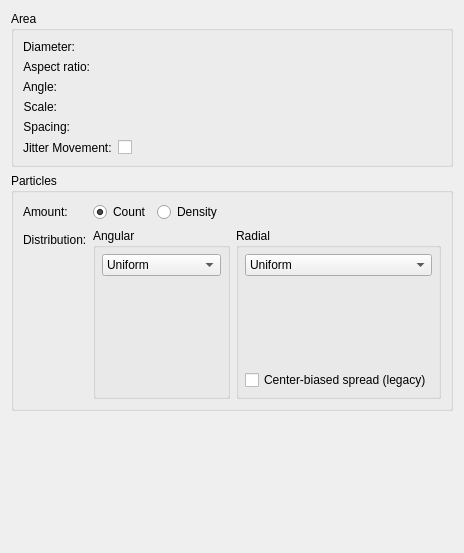
Old version of the form plugins/paintops/spray/wdgsprayoptions.ui in the repository KDE/krita.
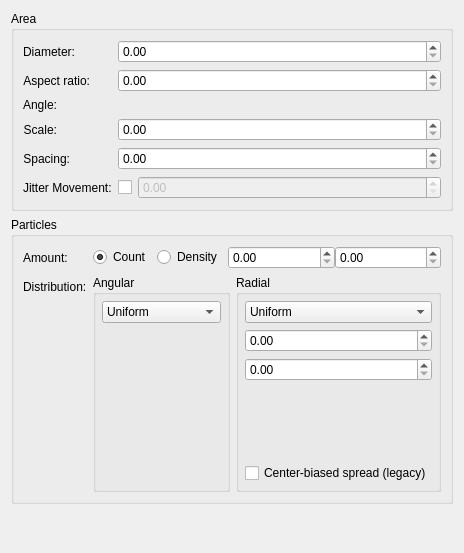
New version of the form. Custom widgets are drawn as their Qt base class.

Commit message:
ui: Fix Designer not rendering KisDoubleSliderSpinBox as QDoubleSpinBox
Part-of: <https://invent.kde.org/graphics/krita/-/merge_requests/1742>

```diff
--- a/plugins/paintops/spray/wdgsprayoptions.ui
+++ b/plugins/paintops/spray/wdgsprayoptions.ui
@@ -454,7 +454,7 @@
  <customwidgets>
   <customwidget>
    <class>KisDoubleSliderSpinBox</class>
-   <extends>QWidget</extends>
+   <extends>QDoubleSpinBox</extends>
    <header location="global">kis_slider_spin_box.h</header>
    <container>1</container>
   </customwidget>
```
The commit also changes 54 other files.
